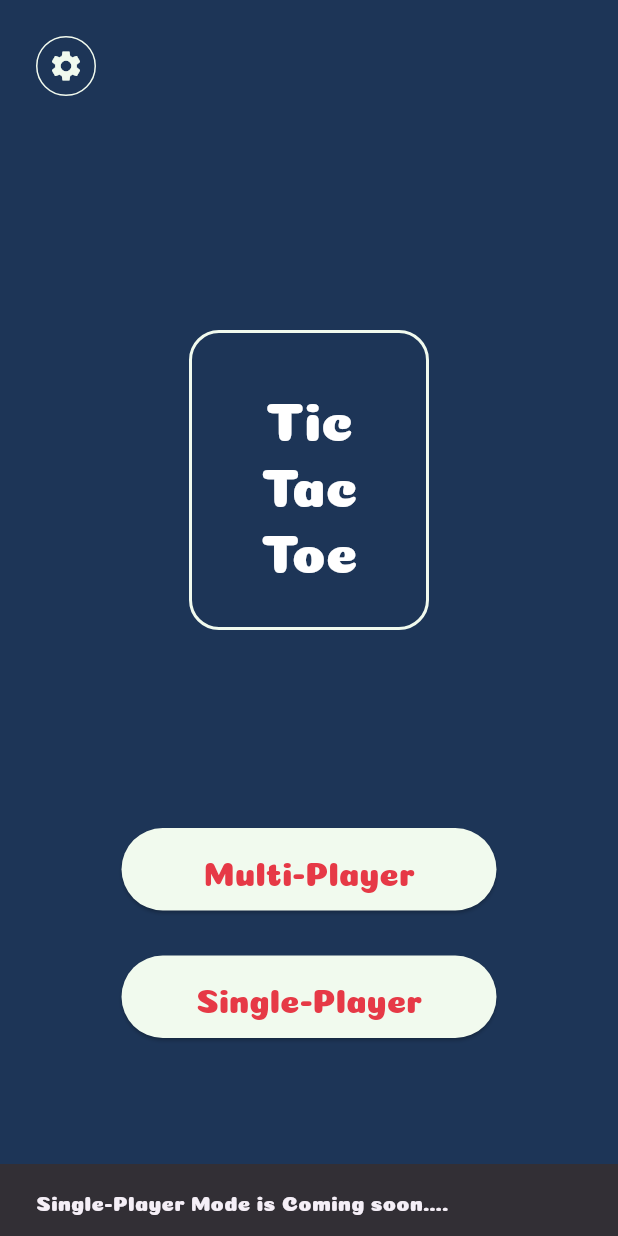
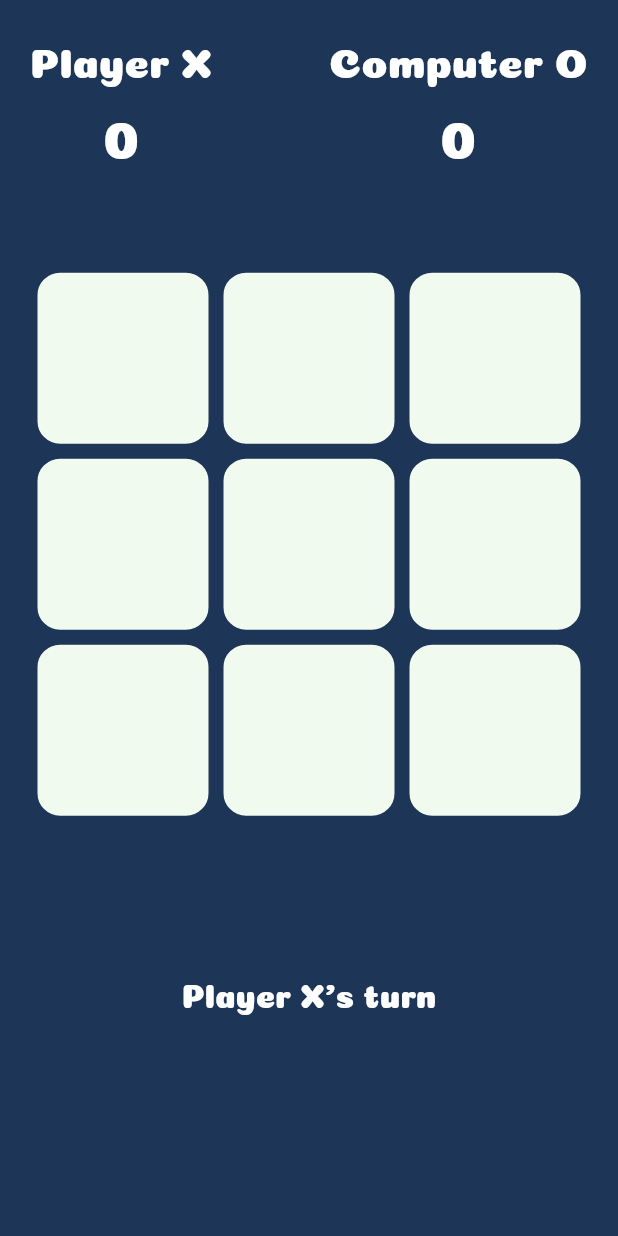
Before and after one commit to Mirzaazmath/flutter_tic_tac_toe_game, a Flutter app: the screen it shows after launch, after a tap on "Single-Player", on a phone screen of 412 x 824 dp. Run offline on Flutter 3.47's test engine with Material 3 defaults, Android fonts, the phone set to English and light mode, and no system bars; our stand-ins replace audioplayers, confetti, shared_preferences.

Commit message:
added logic for single player

```diff
--- a/lib/screens/home_screen.dart
+++ b/lib/screens/home_screen.dart
@@ -2,6 +2,7 @@ import 'package:flutter/material.dart';
 import 'package:shared_preferences/shared_preferences.dart';
 import 'package:tic_tac_toe_game/components/setting_dailog.dart';
 import 'package:tic_tac_toe_game/screens/play_game_screen.dart';
+import 'package:tic_tac_toe_game/screens/single_player_game_screen.dart';
 import 'package:tic_tac_toe_game/utils/animation_utils.dart';
 
 class HomeScreen extends StatelessWidget {
@@ -76,20 +77,24 @@ class HomeScreen extends StatelessWidget {
               delay: 500,
               child: Center(
                 child: ElevatedButton(
-                    onPressed: (){
-                      final snackBar = SnackBar(
-                        content: const Text('Single-Player Mode is Coming soon....'),
-                        action: SnackBarAction(
-                          label: '',
-                          onPressed: () {
-
-                          },
-                        ),
-                      );
-
-                      // Find the ScaffoldMessenger in the widget tree
-                      // and use it to show a SnackBar.
-                      ScaffoldMessenger.of(context).showSnackBar(snackBar);
+                    onPressed: ()async{
+                      final SharedPreferences prefs = await SharedPreferences.getInstance();
+                      final bool? sound = prefs.getBool('sound');
+                      Navigator.of(context).push(MaterialPageRoute(builder: (context)=> SinglePLayerPlayGameScreen(isSoundAllow: sound??true,)));
+                      //SinglePLayerPlayGameScreen
+                      // final snackBar = SnackBar(
+                      //   content: const Text('Single-Player Mode is Coming soon....'),
+                      //   action: SnackBarAction(
+                      //     label: '',
+                      //     onPressed: () {
+                      //
+                      //     },
+                      //   ),
+                      // );
+                      //
+                      // // Find the ScaffoldMessenger in the widget tree
+                      // // and use it to show a SnackBar.
+                      // ScaffoldMessenger.of(context).showSnackBar(snackBar);
 
                     },
                     style: ElevatedButton.styleFrom(backgroundColor: Theme.of(context).primaryColorLight,minimumSize: const Size(250, 55)),
--- /dev/null
+++ b/lib/screens/single_player_game_screen.dart
@@ -0,0 +1,315 @@
+import 'dart:math';
+
+import 'package:audioplayers/audioplayers.dart';
+import 'package:confetti/confetti.dart';
+import 'package:flutter/material.dart';
+import '../components/dialog_component.dart';
+
+class SinglePLayerPlayGameScreen extends StatefulWidget {
+  final bool isSoundAllow;
+  SinglePLayerPlayGameScreen({super.key, required this.isSoundAllow});
+
+  @override
+  State<SinglePLayerPlayGameScreen> createState() => _SinglePLayerPlayGameScreenState();
+}
+
+class _SinglePLayerPlayGameScreenState extends State<SinglePLayerPlayGameScreen> {
+  List<String> displayXO = ["", "", "", "", "", "", "", "", ""];
+  List<int> indexList = [];
+  bool xTurn = true; // Player's turn
+  String winner = "";
+  int xCount = 0;
+  int oCount = 0;
+  bool freezeGame = false;
+  List<int> winnerPattern = [];
+  final _audioPlayer = AudioPlayer();
+  bool isDelayed = false;
+  final ConfettiController _confettiController =
+  ConfettiController(duration: const Duration(milliseconds: 1000));
+
+  @override
+  void dispose() {
+    _audioPlayer.dispose();
+    _confettiController.dispose();
+    super.dispose();
+  }
+
+  @override
+  Widget build(BuildContext context) {
+    return Scaffold(
+      backgroundColor: Theme.of(context).primaryColor,
+      body: SafeArea(
+        child: Padding(
+          padding: const EdgeInsets.all(20),
+          child: Column(
+            children: [
+              // Scoreboard
+              Expanded(
+                flex: 1,
+                child: Row(
+                  mainAxisAlignment: MainAxisAlignment.spaceBetween,
+                  children: [
+                    Column(
+                      children: [
+                        Text("Player X",
+                            style: Theme.of(context)
+                                .textTheme
+                                .headlineMedium
+                                ?.copyWith(color: Colors.white)),
+                        const SizedBox(height: 10),
+                        Text("$xCount",
+                            style: Theme.of(context)
+                                .textTheme
+                                .displaySmall
+                                ?.copyWith(color: Colors.white)),
+                      ],
+                    ),
+                    Column(
+                      children: [
+                        Text("Computer O",
+                            style: Theme.of(context)
+                                .textTheme
+                                .headlineMedium
+                                ?.copyWith(color: Colors.white)),
+                        const SizedBox(height: 10),
+                        Text("$oCount",
+                            style: Theme.of(context)
+                                .textTheme
+                                .displaySmall
+                                ?.copyWith(color: Colors.white)),
+                      ],
+                    ),
+                  ],
+                ),
+              ),
+              // Game Board
+              Expanded(
+                flex: 3,
+                child: AbsorbPointer(
+                  absorbing: freezeGame || isDelayed,
+                  child: GridView.builder(
+                    itemCount: displayXO.length,
+                    gridDelegate: const SliverGridDelegateWithFixedCrossAxisCount(crossAxisCount: 3),
+                    itemBuilder: (context, index) {
+                      return GestureDetector(
+                        onTap: () => _playerMove(index),
+                        child: Container(
+                          decoration: BoxDecoration(
+                            borderRadius: BorderRadius.circular(20),
+                            border: Border.all(
+                                width: 5, color: Theme.of(context).primaryColor),
+                            color: winnerPattern.contains(index)
+                                ? Theme.of(context).primaryColorDark
+                                : Theme.of(context).primaryColorLight,
+                          ),
+                          alignment: Alignment.center,
+                          child: Text(
+                            displayXO[index],
+                            style: Theme.of(context)
+                                .textTheme
+                                .displayLarge
+                                ?.copyWith(
+                                color: Theme.of(context).primaryColor,
+                                fontWeight: FontWeight.bold),
+                          ),
+                        ),
+                      );
+                    },
+                  ),
+                ),
+              ),
+              // Reset Button
+              Expanded(
+                flex: 1,
+                child: Column(
+                  children: [
+                    freezeGame
+                        ? const SizedBox()
+                        : Text(
+                      "Player ${xTurn ? "X" : "O"}'s turn",
+                      style: Theme.of(context)
+                          .textTheme
+                          .titleLarge
+                          ?.copyWith(color: Colors.white),
+                    ),
+                    const SizedBox(height: 10),
+                    freezeGame
+                        ? ElevatedButton(
+                      onPressed: _clearBoard,
+                      child: const Text("Play Again!"),
+                    )
+                        : const SizedBox(),
+                  ],
+                ),
+              ),
+            ],
+          ),
+        ),
+      ),
+    );
+  }
+
+  /// Handle Player's Move
+  void _playerMove(int index) async {
+    if (!indexList.contains(index)) {
+      if (widget.isSoundAllow) {
+        _audioPlayer.stop();
+        await _audioPlayer.play(AssetSource('audios/write.mp3'));
+      }
+      setState(() {
+        displayXO[index] = "X";
+        indexList.add(index);
+        if (indexList.length >= 5) _checkWinner();
+        if (!freezeGame) _computerMove();
+      });
+    }
+  }
+
+  /// Computer's Move using Minimax
+  void _computerMove() {
+    if (freezeGame || indexList.length == 9) return;
+
+    Future.delayed(const Duration(milliseconds: 500), () {
+      final bestMove = _findBestMove();
+      setState(() {
+        displayXO[bestMove] = "O";
+        indexList.add(bestMove);
+        if (indexList.length >= 5) _checkWinner();
+      });
+    });
+  }
+
+  /// Find Best Move (Minimax)
+  int _findBestMove() {
+    int bestScore = -1000;
+    int bestMove = -1;
+
+    for (int i = 0; i < displayXO.length; i++) {
+      if (displayXO[i] == "") {
+        displayXO[i] = "O";
+        int score = _minimax(false);
+        displayXO[i] = "";
+        if (score > bestScore) {
+          bestScore = score;
+          bestMove = i;
+        }
+      }
+    }
+    return bestMove;
+  }
+
+  /// Minimax Algorithm
+  int _minimax(bool isMaximizing) {
+    String result = _evaluateBoard();
+    if (result == "O") return 10;
+    if (result == "X") return -10;
+    if (!displayXO.contains("")) return 0;
+
+    if (isMaximizing) {
+      int bestScore = -1000;
+      for (int i = 0; i < displayXO.length; i++) {
+        if (displayXO[i] == "") {
+          displayXO[i] = "O";
+          int score = _minimax(false);
+          displayXO[i] = "";
+          bestScore = max(bestScore, score);
+        }
+      }
+      return bestScore;
+    } else {
+      int bestScore = 1000;
+      for (int i = 0; i < displayXO.length; i++) {
+        if (displayXO[i] == "") {
+          displayXO[i] = "X";
+          int score = _minimax(true);
+          displayXO[i] = "";
+          bestScore = min(bestScore, score);
+        }
+      }
+      return bestScore;
+    }
+  }
+
+  /// Evaluate Board for Minimax
+  String _evaluateBoard() {
+    const winPatterns = [
+      [0, 1, 2],
+      [3, 4, 5],
+      [6, 7, 8],
+      [0, 3, 6],
+      [1, 4, 7],
+      [2, 5, 8],
+      [0, 4, 8],
+      [2, 4, 6],
+    ];
+    for (var pattern in winPatterns) {
+      if (displayXO[pattern[0]] != "" &&
+          displayXO[pattern[0]] == displayXO[pattern[1]] &&
+          displayXO[pattern[1]] == displayXO[pattern[2]]) {
+        return displayXO[pattern[0]];
+      }
+    }
+    return "";
+  }
+
+  /// Check Winner
+  void _checkWinner() {
+    winner = _evaluateBoard();
+    if (winner != "") {
+      freezeGame = true;
+      _updateWinnerResult(winner);
+    } else if (!displayXO.contains("")) {
+      winner = "Draw";
+      showResult();
+    }
+  }
+
+  /// Update Scores
+  void _updateWinnerResult(String winner) async {
+    _confettiController.play();
+    if (widget.isSoundAllow) {
+      _audioPlayer.stop();
+      await _audioPlayer.play(AssetSource('audios/winner.mp3'));
+    }
+    if (winner == "X") xCount++;
+    if (winner == "O") oCount++;
+    showResult();
+  }
+
+  /// Clear Board
+  void _clearBoard() {
+    setState(() {
+      displayXO = ["", "", "", "", "", "", "", "", ""];
+      indexList = [];
+      winnerPattern = [];
+      winner = "";
+      freezeGame = false;
+      xTurn = true;
+    });
+  }
+
+  /// Show Result Dialog
+  void showResult() {
+    showDialog(
+      context: context,
+      barrierDismissible: false,
+      builder: (BuildContext context) {
+        return ConfettiWidget(
+          confettiController: _confettiController,
+          emissionFrequency: 0.6,
+          blastDirectionality: BlastDirectionality.explosive,
+          child: CustomDialogBox(
+            title: winner == "Draw" ? winner : "Winner",
+            descriptions: winner == "Draw"
+                ? "Nobody Wins!"
+                : winner == "X"
+                ? "Player X has won!"
+                : "Computer O has won!",
+            text: "Okay",
+            didwin: winner != "Draw",
+          ),
+        );
+      },
+    );
+  }
+}
```
